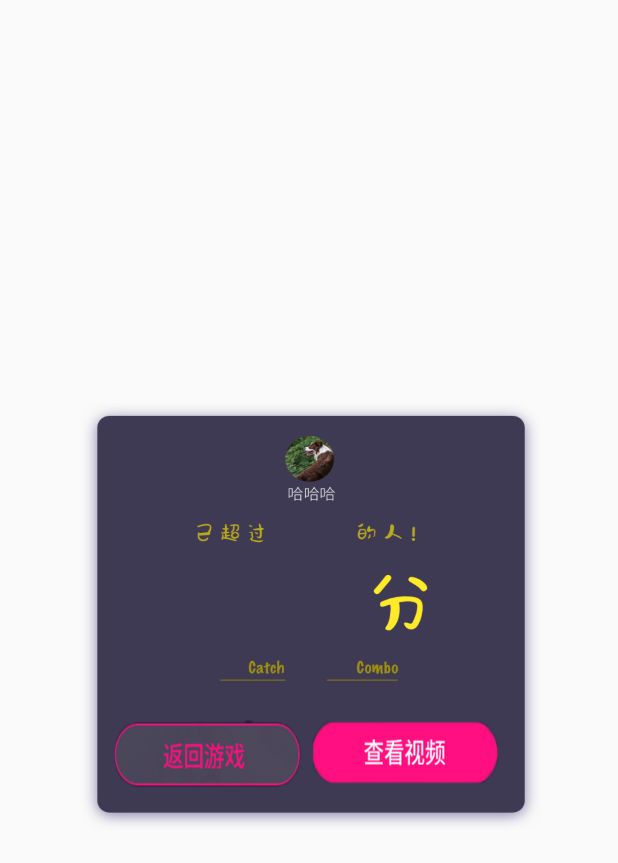
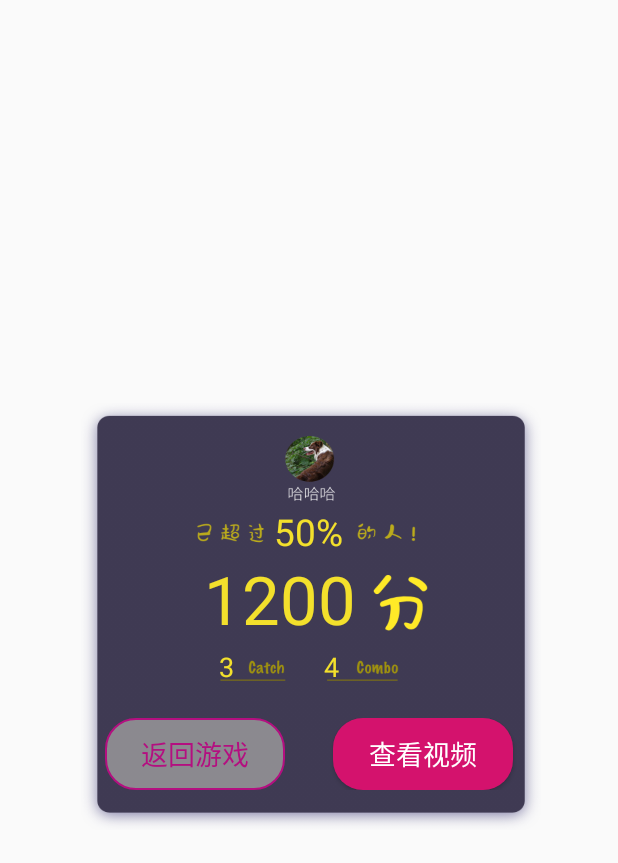
Before and after one commit to cramonDE/mini, an Android app: the layout fragment_preview.xml on its own in the app's theme, with its tools: preview values and no code run, on a phone screen of 412 x 824 dp. Shown: the top 863 px of the screen. Run offline under Robolectric (Android 15) with nearby library versions, the phone set to English and light mode, and no system bars.

Commit message:
preview 各种textview

```diff
--- /dev/null
+++ b/shvideolibrary/src/main/res/drawable/active_button.xml
@@ -0,0 +1,29 @@
+<?xml version="1.0" encoding="utf-8"?>
+<selector xmlns:android="http://schemas.android.com/apk/res/android">
+    <item android:state_pressed="true" >
+        <shape xmlns:android="http://schemas.android.com/apk/res/android">
+            <!-- 矩形的圆角弧度 -->
+            <corners
+                android:radius="20dp" />
+            <!-- 矩形的填充色 -->
+            <solid
+                android:color="@color/button_red" />
+            <size
+                android:width="120dp"
+                android:height="20dp"/>
+        </shape>
+    </item>
+    <item android:state_pressed="false" >
+        <shape xmlns:android="http://schemas.android.com/apk/res/android">
+        <!-- 矩形的圆角弧度 -->
+        <corners
+            android:radius="20dp" />
+        <!-- 矩形的填充色 -->
+        <solid
+            android:color="@color/button_red_dark" />
+        <size
+            android:width="120dp"
+            android:height="20dp"/>
+        </shape>
+    </item>
+</selector>
--- /dev/null
+++ b/shvideolibrary/src/main/res/drawable/inactive_button.xml
@@ -0,0 +1,35 @@
+<?xml version="1.0" encoding="utf-8"?>
+<selector xmlns:android="http://schemas.android.com/apk/res/android">
+    <item android:state_pressed="true" >
+        <shape xmlns:android="http://schemas.android.com/apk/res/android">
+            <!-- 矩形的圆角弧度 -->
+            <corners
+                android:radius="20dp" />
+            <!-- 矩形的填充色 -->
+            <solid
+                android:color="@color/button_grey" />
+            <size
+                android:width="120dp"
+                android:height="20dp"/>
+            <stroke
+                android:color="@color/button_red"
+                android:width="1dp" />
+        </shape>
+    </item>
+    <item android:state_pressed="false" >
+        <shape xmlns:android="http://schemas.android.com/apk/res/android">
+            <!-- 矩形的圆角弧度 -->
+            <corners
+                android:radius="20dp" />
+            <!-- 矩形的填充色 -->
+            <solid
+                android:color="@color/button_grey_dark" />
+            <size
+                android:width="120dp"
+                android:height="20dp"/>
+            <stroke
+                android:color="@color/button_red"
+                android:width="1dp" />
+        </shape>
+    </item>
+</selector>
--- a/shvideolibrary/src/main/res/layout/fragment_post.xml
+++ b/shvideolibrary/src/main/res/layout/fragment_post.xml
@@ -7,6 +7,24 @@
         android:layout_width="wrap_content"
         android:layout_height="wrap_content"
         android:background="@drawable/post2x">
+        <Button
+            android:id="@+id/btn_save_draft"
+            android:layout_width="50dp"
+            android:layout_height="60dp"
+            android:layout_alignParentStart="true"
+            android:layout_alignParentBottom="true"
+            android:layout_marginEnd="20dp"
+            android:layout_marginBottom="200dp"
+            android:background="@android:color/transparent"/>
+        <Button
+            android:id="@+id/btn_save_local"
+            android:layout_width="50dp"
+            android:layout_height="60dp"
+            android:layout_toEndOf="@id/btn_save_draft"
+            android:layout_alignParentBottom="true"
+            android:layout_marginEnd="20dp"
+            android:layout_marginBottom="200dp"
+            android:background="@android:color/transparent"/>
 
         <Button
             android:id="@+id/btn_post"
--- a/shvideolibrary/src/main/res/layout/fragment_preview.xml
+++ b/shvideolibrary/src/main/res/layout/fragment_preview.xml
@@ -9,32 +9,80 @@
         android:id="@+id/score_panel"
         android:layout_width="320dp"
         android:layout_height="300dp"
-        android:background="@drawable/score2x" />
+        android:background="@drawable/score2x"
+        android:layout_centerHorizontal="true" />
 
-    <ImageView
-        android:id="@+id/buttons"
-        android:layout_width="320dp"
-        android:layout_height="60dp"
+    <TextView
+        android:id="@+id/tv_percent"
+        android:layout_width="wrap_content"
+        android:layout_height="wrap_content"
+        android:text="50%"
+        android:textColor="@color/coundownColor"
+        android:textSize="11pt"
+        android:layout_centerHorizontal="true"
+        android:layout_marginTop="75dp"/>
+
+    <TextView
+        android:id="@+id/tv_score"
+        android:layout_width="wrap_content"
+        android:layout_height="wrap_content"
+        android:text="1200"
+        android:textColor="@color/coundownColor"
+        android:textSize="20pt"
+        android:layout_alignLeft="@id/score_panel"
+        android:layout_marginLeft="90dp"
+        android:layout_marginTop="107dp" />
+
+    <TextView
+        android:id="@+id/tv_catch"
+        android:layout_width="wrap_content"
+        android:layout_height="wrap_content"
+        android:text="3"
+        android:textColor="@color/coundownColor"
+        android:textSize="8pt"
+        android:layout_alignLeft="@id/score_panel"
+        android:layout_marginLeft="100dp"
+        android:layout_marginTop="170dp" />
+    <TextView
+        android:id="@+id/tv_combo"
+        android:layout_width="wrap_content"
+        android:layout_height="wrap_content"
+        android:text="4"
+        android:textColor="@color/coundownColor"
+        android:textSize="8pt"
+        android:layout_alignLeft="@id/score_panel"
+        android:layout_marginLeft="170dp"
+        android:layout_marginTop="170dp" />
+
+    <RelativeLayout
+        android:layout_width="match_parent"
+        android:layout_height="wrap_content"
         android:layout_alignBottom="@+id/score_panel"
-        android:layout_alignParentStart="true"
-        android:background="@drawable/buttons"
-        android:layout_marginBottom="30dp"/>
+        android:layout_marginBottom="35dp">
 
-    <Button
-        android:id="@+id/btn_cancel"
-        android:layout_width="150dp"
-        android:layout_height="60dp"
-        android:layout_alignStart="@+id/score_panel"
-        android:layout_alignTop="@+id/buttons"
-        android:background="@android:color/transparent" />
+        <Button
+            android:id="@+id/btn_cancel"
+            android:layout_width="wrap_content"
+            android:layout_height="wrap_content"
+            android:background="@drawable/inactive_button"
+            android:text="@string/back_to_game"
+            android:layout_marginLeft="70dp"
+            android:textSize="8pt"
+            android:textColor="@color/button_red"/>
 
-    <Button
-        android:id="@+id/btn_post"
-        android:layout_width="150dp"
-        android:layout_height="60dp"
-        android:layout_alignTop="@+id/buttons"
-        android:layout_toEndOf="@+id/btn_cancel"
-        android:background="@android:color/transparent" />
+        <Button
+            android:id="@+id/btn_post"
+            android:layout_width="wrap_content"
+            android:layout_height="wrap_content"
+            android:layout_alignParentEnd="true"
+            android:layout_marginRight="70dp"
+            android:background="@drawable/active_button"
+            android:text="@string/post_video"
+            android:textColor="@color/white"
+            android:textSize="8pt"/>
+
+    </RelativeLayout>
+
 
 
 </RelativeLayout>
--- a/shvideolibrary/src/main/res/values/colors.xml
+++ b/shvideolibrary/src/main/res/values/colors.xml
@@ -13,4 +13,8 @@
     <color name="grey_purple">#211b38</color>
     <color name="panel_black">#25272A</color>
     <color name="text_blue1">#1173CB</color>
+    <color name="button_red">#B40F80</color>
+    <color name="button_red_dark">#d4126d</color>
+    <color name="button_grey">#4DABABA9</color>
+    <color name="button_grey_dark">#B3ABABA9</color>
 </resources>
--- a/shvideolibrary/src/main/res/values/strings.xml
+++ b/shvideolibrary/src/main/res/values/strings.xml
@@ -30,6 +30,10 @@
     <string name="pk">PK模式</string>
     <string name="dont_have_app_to_open_file">没有支持此格式的播放器</string>
 
+    <!-- style -->
+    <string name="post_video">查看视频</string>
+    <string name="back_to_game">返回游戏</string>
+
     <!-- TODO: Remove or change this placeholder text -->
     <string name="hello_blank_fragment">Hello blank fragment</string>
 </resources>
```
Also changed, not shown: shvideolibrary/src/main/res/drawable/backtogame.png (added), shvideolibrary/src/main/res/drawable/backtogame2x.png (added), shvideolibrary/src/main/res/drawable/backtogame3x.png (added), shvideolibrary/src/main/res/drawable/preview.png (added), shvideolibrary/src/main/res/drawable/preview2x.png (added), shvideolibrary/src/main/res/drawable/preview3x.png (added).
